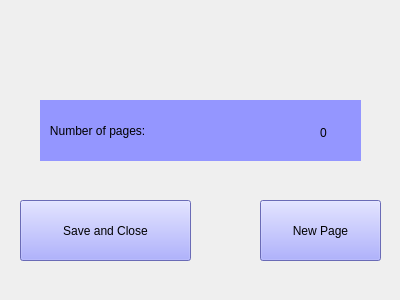
First picture: the form in menus/create_menu/create_popup.ui, repository JoaoCarlosNascimento/HandSignLanguage, before the edit.
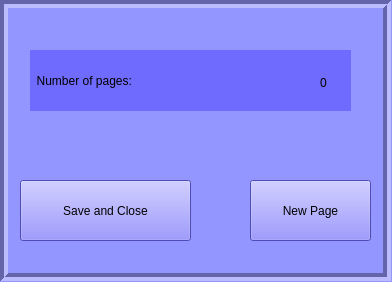
Second picture: the form after the edit.

```diff
--- a/menus/create_menu/create_popup.ui
+++ b/menus/create_menu/create_popup.ui
@@ -9,28 +9,32 @@
    <rect>
     <x>0</x>
     <y>0</y>
-    <width>400</width>
-    <height>300</height>
+    <width>392</width>
+    <height>282</height>
    </rect>
   </property>
   <property name="windowTitle">
    <string>Form</string>
   </property>
   <property name="styleSheet">
-   <string notr="true"/>
+   <string notr="true">background-color: rgb(148, 150, 255);
+border-left-color: rgb(0, 0, 0);
+border-bottom-color: rgb(0, 0, 0);
+border-right-color: rgb(0, 0, 0);
+border-top-color: rgb(0, 0, 0);</string>
   </property>
   <widget class="QPushButton" name="bt_sc">
    <property name="geometry">
     <rect>
      <x>20</x>
-     <y>200</y>
+     <y>180</y>
      <width>171</width>
      <height>61</height>
     </rect>
    </property>
    <property name="styleSheet">
     <string notr="true">font: 18pt &quot;Franklin Gothic Demi&quot;;
-background-color: rgb(148, 150, 255);</string>
+background-color: rgb(112, 107, 255);</string>
    </property>
    <property name="text">
     <string>Save and Close</string>
@@ -39,15 +43,15 @@
   <widget class="QPushButton" name="bt_np">
    <property name="geometry">
     <rect>
-     <x>260</x>
-     <y>200</y>
+     <x>250</x>
+     <y>180</y>
      <width>121</width>
      <height>61</height>
     </rect>
    </property>
    <property name="styleSheet">
     <string notr="true">font: 18pt &quot;Franklin Gothic Demi&quot;;
-background-color: rgb(148, 150, 255);</string>
+background-color: rgb(112, 107, 255);</string>
    </property>
    <property name="text">
     <string>New Page</string>
@@ -56,37 +60,64 @@
   <widget class="QLabel" name="label">
    <property name="geometry">
     <rect>
-     <x>40</x>
-     <y>100</y>
+     <x>30</x>
+     <y>50</y>
      <width>321</width>
      <height>61</height>
     </rect>
    </property>
    <property name="styleSheet">
     <string notr="true">font: 24pt &quot;Franklin Gothic Demi&quot;;
-background-color: rgb(148, 150, 255);</string>
+background-color: rgb(112, 107, 255);</string>
    </property>
    <property name="text">
-    <string>   Number of pages:</string>
+    <string>  Number of pages:</string>
    </property>
   </widget>
   <widget class="QLabel" name="number_of_pages">
    <property name="geometry">
     <rect>
      <x>320</x>
-     <y>112</y>
+     <y>62</y>
      <width>31</width>
      <height>41</height>
     </rect>
    </property>
    <property name="styleSheet">
     <string notr="true">font: 24pt &quot;Franklin Gothic Demi&quot;;
-background-color: rgb(148, 150, 255);</string>
+background-color: rgb(112, 107, 255);</string>
    </property>
    <property name="text">
     <string>0</string>
    </property>
   </widget>
+  <widget class="QLabel" name="label_2">
+   <property name="geometry">
+    <rect>
+     <x>0</x>
+     <y>0</y>
+     <width>391</width>
+     <height>281</height>
+    </rect>
+   </property>
+   <property name="frameShape">
+    <enum>QFrame::Box</enum>
+   </property>
+   <property name="frameShadow">
+    <enum>QFrame::Sunken</enum>
+   </property>
+   <property name="lineWidth">
+    <number>4</number>
+   </property>
+   <property name="text">
+    <string/>
+   </property>
+  </widget>
+  <zorder>label_2</zorder>
+  <zorder>bt_sc</zorder>
+  <zorder>bt_np</zorder>
+  <zorder>label</zorder>
+  <zorder>number_of_pages</zorder>
  </widget>
  <resources/>
  <connections/>
```
